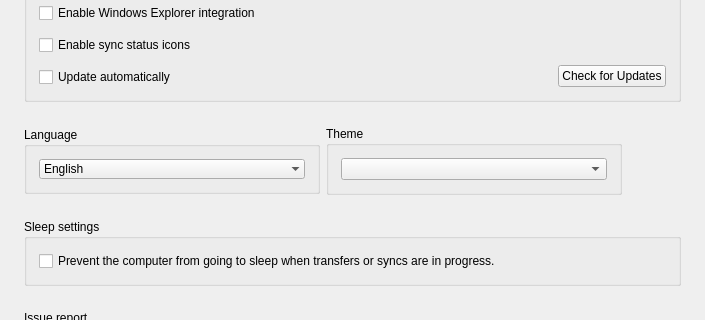
meganz/MEGAsync, file src/MEGASync/gui/ui/SettingsDialog.ui: the form before one commit; both pictures show x 0 to 705 and y 153 to 473 of the 705 by 765 pixel window.
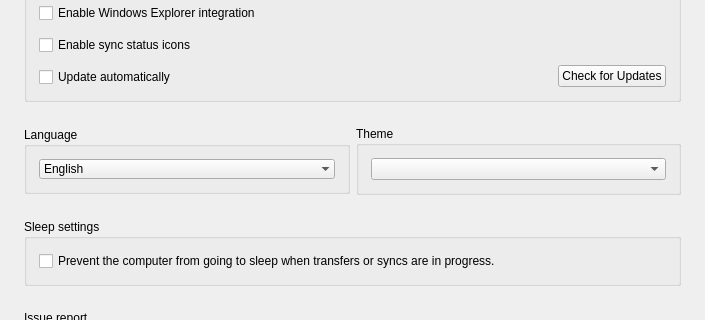
The form after the commit. The open tabs and pages were chosen to show the change. Icons and pictures are not drawn. Custom widgets are drawn as their Qt base class.

Commit message: SNC-5872: Fix theme combobox streching

```diff
--- a/src/MEGASync/gui/ui/SettingsDialog.ui
+++ b/src/MEGASync/gui/ui/SettingsDialog.ui
@@ -953,7 +953,7 @@
         </widget>
        </item>
        <item>
-        <layout class="QHBoxLayout" name="horizontalLayout_12">
+        <layout class="QHBoxLayout" name="horizontalLayout_12" stretch="1,1">
          <item>
           <widget class="QGroupBox" name="gLanguage">
            <property name="sizePolicy">
@@ -1018,6 +1018,11 @@
           </widget>
          </item>
          <item>
+          <layout class="QVBoxLayout" name="verticalLayout_23">
+           <property name="spacing">
+            <number>0</number>
+           </property>
+           <item>
           <widget class="QGroupBox" name="gThemeSelector">
            <property name="sizePolicy">
             <sizepolicy hsizetype="Preferred" vsizetype="Fixed">
@@ -1080,10 +1085,12 @@
            <property name="sizeHint" stdset="0">
             <size>
              <width>40</width>
-             <height>20</height>
+               <height>0</height>
             </size>
            </property>
           </spacer>
+           </item>
+          </layout>
          </item>
         </layout>
        </item>
```
Lines whose indentation alone changed are shown as unchanged.
